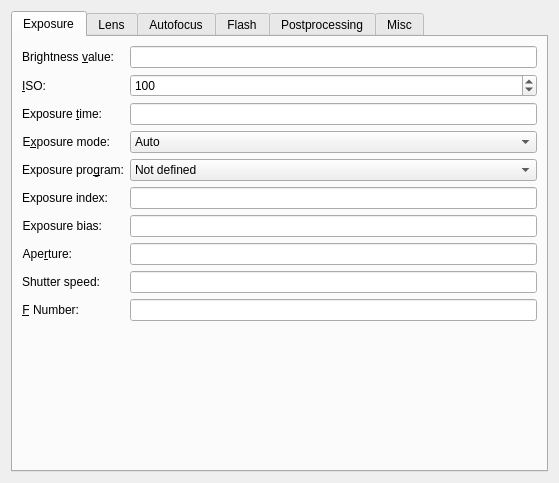
Before: the Qt Designer form plugins/extensions/metadataeditor/editors/exif.ui in KDE/krita, drawn with Qt 5.
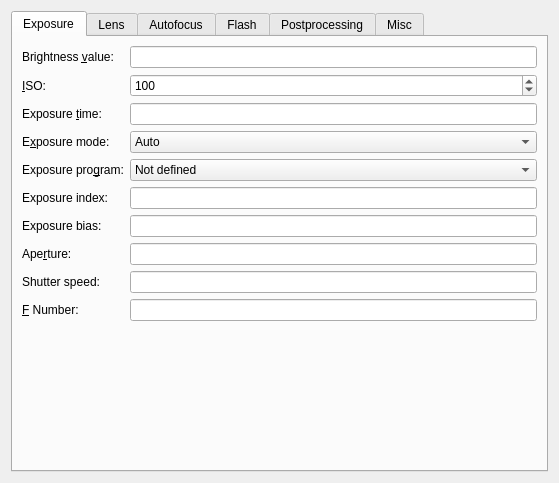
After: the same form once the commit is applied. Custom widgets are drawn as their Qt base class.

```diff
--- a/plugins/extensions/metadataeditor/editors/exif.ui
+++ b/plugins/extensions/metadataeditor/editors/exif.ui
@@ -36,9 +36,6 @@
          <property name="text">
           <string comment="EXIF: exposure">Brightness &amp;value:</string>
          </property>
-         <property name="alignment">
-          <set>Qt::AlignRight|Qt::AlignTrailing|Qt::AlignVCenter</set>
-         </property>
          <property name="buddy">
           <cstring>editBrightnessValue</cstring>
          </property>
@@ -78,9 +75,6 @@
          <property name="text">
           <string comment="EXIF: exposure">Exposure &amp;time:</string>
          </property>
-         <property name="alignment">
-          <set>Qt::AlignRight|Qt::AlignTrailing|Qt::AlignVCenter</set>
-         </property>
          <property name="buddy">
           <cstring>editExposureTime</cstring>
          </property>
@@ -94,9 +88,6 @@
          <property name="text">
           <string comment="EXIF: exposure">E&amp;xposure mode:</string>
          </property>
-         <property name="alignment">
-          <set>Qt::AlignRight|Qt::AlignTrailing|Qt::AlignVCenter</set>
-         </property>
          <property name="buddy">
           <cstring>editExposureMode</cstring>
          </property>
@@ -126,9 +117,6 @@
          <property name="text">
           <string comment="EXIF: exposure">Exposure pro&amp;gram:</string>
          </property>
-         <property name="alignment">
-          <set>Qt::AlignRight|Qt::AlignTrailing|Qt::AlignVCenter</set>
-         </property>
          <property name="buddy">
           <cstring>editExposureProgram</cstring>
          </property>
@@ -204,9 +192,6 @@
          <property name="text">
           <string comment="EXIF: exposure">Exposure bias:</string>
          </property>
-         <property name="alignment">
-          <set>Qt::AlignRight|Qt::AlignTrailing|Qt::AlignVCenter</set>
-         </property>
          <property name="buddy">
           <cstring>editExposureBiasValue</cstring>
          </property>
@@ -220,9 +205,6 @@
          <property name="text">
           <string comment="EXIF: exposure">Ape&amp;rture:</string>
          </property>
-         <property name="alignment">
-          <set>Qt::AlignRight|Qt::AlignTrailing|Qt::AlignVCenter</set>
-         </property>
          <property name="buddy">
           <cstring>editApertureValue</cstring>
          </property>
@@ -252,9 +234,6 @@
          <property name="text">
           <string comment="EXIF: exposure">&amp;F Number:</string>
          </property>
-         <property name="alignment">
-          <set>Qt::AlignRight|Qt::AlignTrailing|Qt::AlignVCenter</set>
-         </property>
          <property name="buddy">
           <cstring>editFNumber</cstring>
          </property>
@@ -263,19 +242,6 @@
        <item row="9" column="1">
         <widget class="QLineEdit" name="editFNumber"/>
        </item>
-       <item row="10" column="0" colspan="2">
-        <spacer name="verticalSpacer">
-         <property name="orientation">
-          <enum>Qt::Vertical</enum>
-         </property>
-         <property name="sizeHint" stdset="0">
-          <size>
-           <width>20</width>
-           <height>40</height>
-          </size>
-         </property>
-        </spacer>
-       </item>
       </layout>
      </widget>
      <widget class="QWidget" name="tab_2">
```
Left out of the diff: 71 changed lines with no effect on the pictures.
